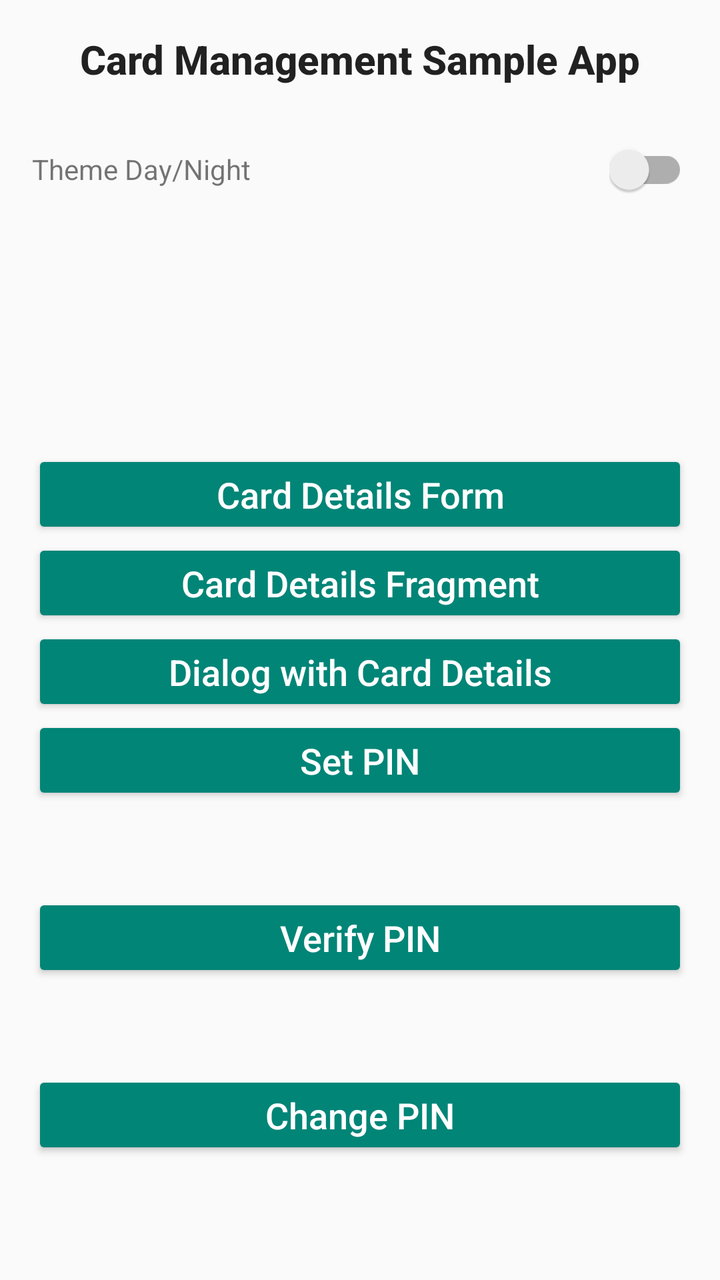
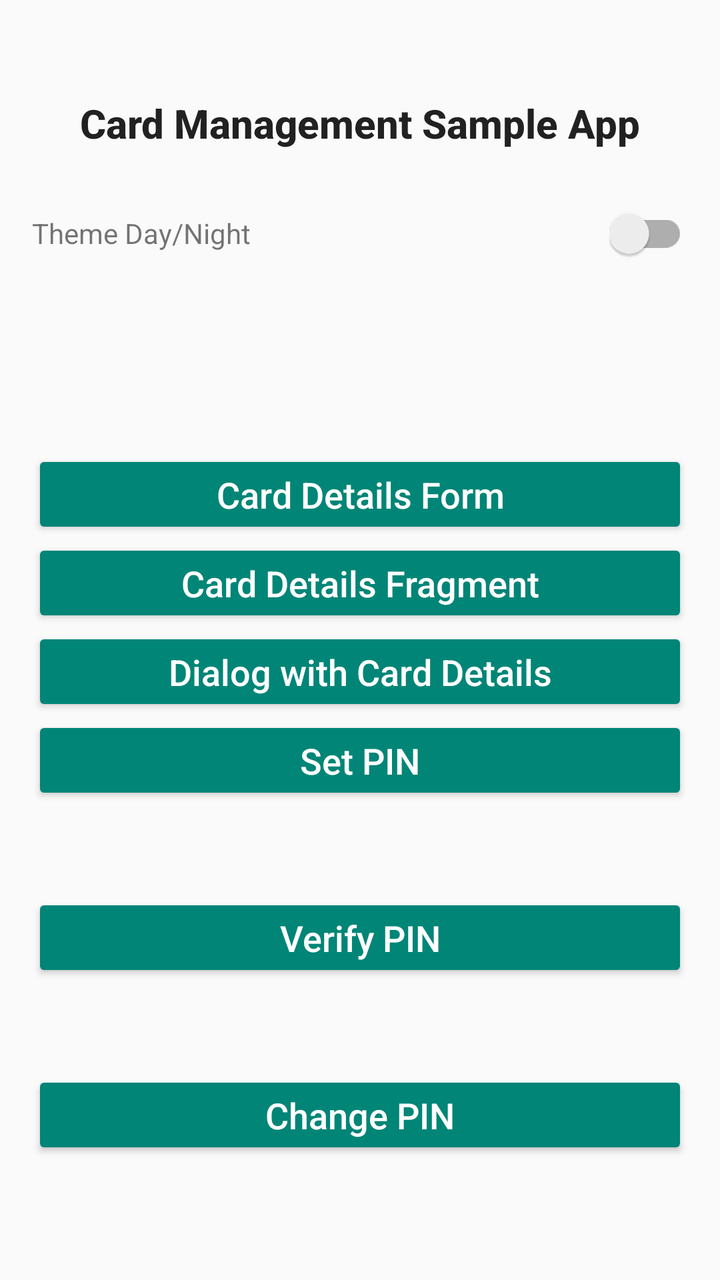

Compare the two renders of this Android layout. The source of the first and the diff that turns it into the second are given below.
<!-- AndroidManifest.xml: application theme Theme.NICardManagementApp.DayNight -->
<!-- res/layout/activity_main.xml -->
<?xml version="1.0" encoding="utf-8"?>
<layout xmlns:android="http://schemas.android.com/apk/res/android"
    xmlns:app="http://schemas.android.com/apk/res-auto"
    xmlns:tools="http://schemas.android.com/tools">

    <data>
        <variable
            name="viewModel"
            type="ae.network.nicardmanagementsdk.sample.MainViewModel" />
    </data>

    <androidx.core.widget.NestedScrollView
        android:layout_width="match_parent"
        android:layout_height="match_parent"
        android:fillViewport="true">

        <androidx.constraintlayout.widget.ConstraintLayout
            android:layout_width="match_parent"
            android:layout_height="wrap_content"
            android:focusableInTouchMode="true"
            android:padding="16dp"
            tools:context="ae.network.nicardmanagementsdk.sample.MainActivity">

            <TextView
                android:id="@+id/titleTextView"
                android:layout_width="wrap_content"
                android:layout_height="wrap_content"
                android:text="@string/card_management_sample_app"
                android:textAppearance="@style/TextAppearance.AppCompat.Title"
                android:textStyle="bold"
                app:layout_constraintEnd_toEndOf="parent"
                app:layout_constraintHorizontal_bias="0.5"
                app:layout_constraintStart_toStartOf="parent"
                app:layout_constraintTop_toTopOf="parent" />

            <androidx.recyclerview.widget.RecyclerView
                android:id="@+id/recyclerView"
                android:layout_width="0dp"
                android:layout_height="wrap_content"
                android:layout_marginTop="16dp"
                app:layout_constraintEnd_toEndOf="parent"
                app:layout_constraintHorizontal_bias="0.5"
                app:layout_constraintStart_toStartOf="parent"
                app:layout_constraintTop_toBottomOf="@+id/titleTextView" />

            <Button
                android:id="@+id/cardDetailsButton"
                style="@style/Widget.App.SDKTaskButtons"
                android:layout_width="0dp"
                android:layout_height="wrap_content"
                android:text="@string/card_details"
                app:layout_constraintBottom_toTopOf="@+id/cardDetailsFragmentButton"
                app:layout_constraintEnd_toEndOf="@+id/cardDetailsFragmentButton"
                app:layout_constraintStart_toStartOf="@+id/cardDetailsFragmentButton"
                app:layout_constraintTop_toBottomOf="@+id/themeSwitch"
                app:layout_constraintVertical_bias="1.0"
                app:layout_constraintVertical_chainStyle="packed"
                tools:ignore="TextContrastCheck,TouchTargetSizeCheck" />

            <Button
                android:id="@+id/cardDetailsFragmentButton"
                style="@style/Widget.App.SDKTaskButtons"
                android:layout_width="0dp"
                android:layout_height="wrap_content"
                android:text="@string/card_details_fragment"
                app:layout_constraintBottom_toTopOf="@+id/cardDetailsDialogButton"
                app:layout_constraintEnd_toEndOf="@+id/setPinButton"
                app:layout_constraintStart_toStartOf="@+id/setPinButton"
                app:layout_constraintTop_toBottomOf="@+id/cardDetailsButton"
                tools:ignore="TextContrastCheck,TouchTargetSizeCheck" />

            <Button
                android:id="@+id/cardDetailsDialogButton"
                style="@style/Widget.App.SDKTaskButtons"
                android:layout_width="0dp"
                android:layout_height="wrap_content"
                android:text="@string/card_details_dialog"
                app:layout_constraintBottom_toTopOf="@+id/setPinButton"
                app:layout_constraintEnd_toEndOf="@+id/setPinButton"
                app:layout_constraintStart_toStartOf="@+id/setPinButton"
                app:layout_constraintTop_toBottomOf="@+id/cardDetailsFragmentButton"
                tools:ignore="TextContrastCheck,TouchTargetSizeCheck" />

            <Button
                android:id="@+id/setPinButton"
                style="@style/Widget.App.SDKTaskButtons"
                android:layout_width="0dp"
                android:layout_height="wrap_content"
                android:text="@string/set_pin"
                app:layout_constraintBottom_toTopOf="@+id/verifyPinButton"
                app:layout_constraintEnd_toEndOf="@+id/verifyPinButton"
                app:layout_constraintStart_toStartOf="@+id/verifyPinButton"
                app:layout_constraintTop_toBottomOf="@+id/cardDetailsFragmentButton"
                tools:ignore="TextContrastCheck,TouchTargetSizeCheck" />

            <Button
                android:id="@+id/verifyPinButton"
                style="@style/Widget.App.SDKTaskButtons"
                android:layout_width="0dp"
                android:layout_height="wrap_content"
                android:text="@string/verify_pin"
                app:layout_constraintBottom_toTopOf="@+id/changePinButton"
                app:layout_constraintEnd_toEndOf="@+id/changePinButton"
                app:layout_constraintStart_toStartOf="@+id/changePinButton"
                app:layout_constraintTop_toBottomOf="@+id/setPinButton"
                tools:ignore="TextContrastCheck,TouchTargetSizeCheck" />

            <Button
                android:id="@+id/changePinButton"
                style="@style/Widget.App.SDKTaskButtons"
                android:layout_width="0dp"
                android:layout_height="wrap_content"
                android:text="@string/change_pin"
                app:layout_constraintBottom_toBottomOf="parent"
                app:layout_constraintEnd_toEndOf="parent"
                app:layout_constraintHorizontal_bias="0.5"
                app:layout_constraintStart_toStartOf="parent"
                app:layout_constraintTop_toBottomOf="@+id/verifyPinButton"
                tools:ignore="TextContrastCheck,TouchTargetSizeCheck" />

            <TextView
                android:id="@+id/themeLabelTextView"
                android:layout_width="wrap_content"
                android:layout_height="wrap_content"
                android:layout_marginTop="16dp"
                android:text="@string/theme_day_night_mode"
                app:layout_constraintStart_toStartOf="@+id/recyclerView"
                app:layout_constraintTop_toBottomOf="@+id/recyclerView" />

            <androidx.appcompat.widget.SwitchCompat
                android:id="@+id/themeSwitch"
                android:layout_width="wrap_content"
                android:layout_height="wrap_content"
                android:minHeight="48dp"
                app:layout_constraintBottom_toBottomOf="@+id/themeLabelTextView"
                app:layout_constraintEnd_toEndOf="parent"
                app:layout_constraintHorizontal_bias="1.0"
                app:layout_constraintStart_toEndOf="@+id/themeLabelTextView"
                app:layout_constraintTop_toTopOf="@+id/themeLabelTextView" />



        </androidx.constraintlayout.widget.ConstraintLayout>

    </androidx.core.widget.NestedScrollView>
</layout>
<!-- resources referenced by this layout -->
<resources>
  <string name="card_details">Card Details Form</string>
  <string name="card_details_dialog">Dialog with Card Details</string>
  
      // Main screen entries labels
  <string name="card_details_fragment">Card Details Fragment</string>
  <string name="card_management_sample_app">Card Management Sample App</string>
  
      // Main screen buttons values
  <string name="change_pin">Change PIN</string>
  <string name="set_pin">Set PIN</string>
  <string name="theme_day_night_mode">Theme Day/Night</string>
  <string name="verify_pin">Verify PIN</string>
  <style name="Widget.App.SDKTaskButtons" parent="Widget.AppCompat.Button">
          <item name="android:textAppearance">@style/TextAppearance.App.SDKTaskButtons</item>
          <item name="android:backgroundTint">?attr/colorPrimary</item>
          <item name="android:textAllCaps">false</item>
          <item name="android:textSize">18sp</item>
          <item name="android:minHeight">0dp</item>
      </style>
  <style name="Theme.NICardManagementApp.DayNight">
          
          <item name="android:statusBarColor">@color/gray_850</item>
      </style>
  <style name="TextAppearance.App.SDKTaskButtons" parent="TextAppearance.AppCompat.Button">
          <item name="android:textSize">18sp</item>
          <item name="android:textColor">@color/white</item>
      </style>
  <color name="gray_850">#FF303030</color>
  <color name="white">#FFFFFFFF</color>
</resources>

<!-- the commit's change to res/layout/activity_main.xml (unified diff, before → after) -->
@@ -25,6 +25,7 @@
                 android:id="@+id/titleTextView"
                 android:layout_width="wrap_content"
                 android:layout_height="wrap_content"
+                android:layout_marginTop="32dp"
                 android:text="@string/card_management_sample_app"
                 android:textAppearance="@style/TextAppearance.AppCompat.Title"
                 android:textStyle="bold"
@@ -139,7 +140,6 @@
                 app:layout_constraintTop_toTopOf="@+id/themeLabelTextView" />
 
 
-
         </androidx.constraintlayout.widget.ConstraintLayout>
 
     </androidx.core.widget.NestedScrollView>
